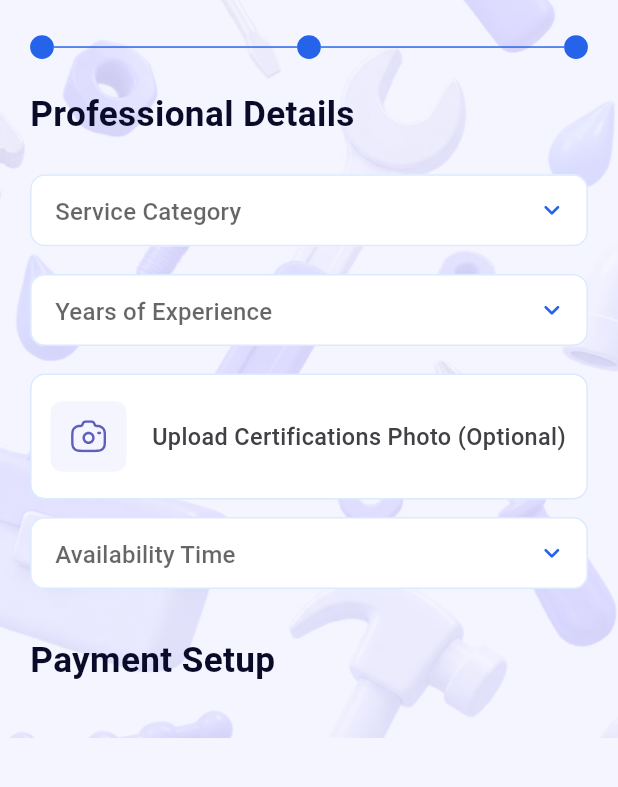
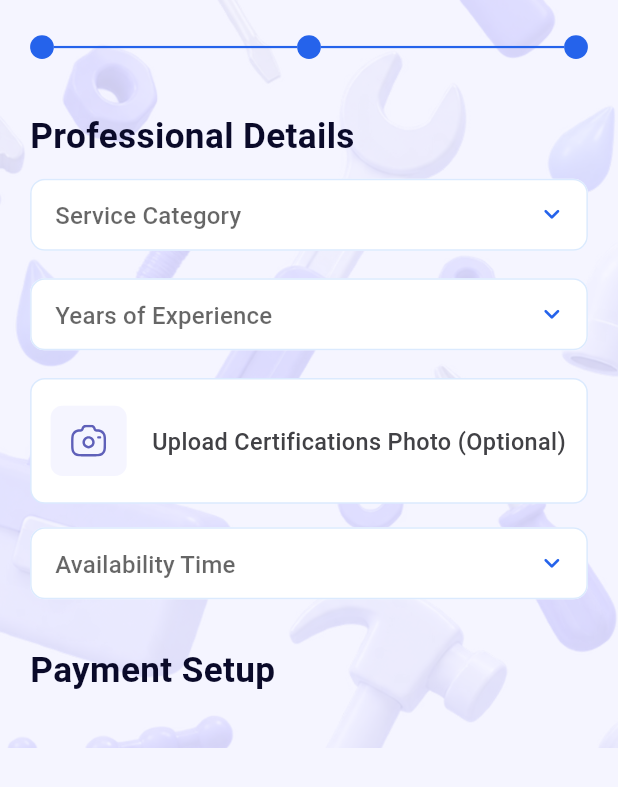
Before and after one commit to FAD-Community/Team-2--R1_P2, a Flutter app: the screen it shows after launch, on a phone screen of 412 x 824 dp. Shown: the top 787 px of the screen. Run offline on Flutter 3.47's test engine with Material 3 defaults, Android fonts, the phone set to English and light mode, and no system bars; our stand-ins replace dio, flutter_screenutil, flutter_secure_storage, flutter_svg, get_it, shared_preferences.

Commit message:
edit on line indicator thickness

```diff
--- a/lib/core/widgets/custom_provider_sign_up_progress_indicator.dart
+++ b/lib/core/widgets/custom_provider_sign_up_progress_indicator.dart
@@ -43,7 +43,7 @@ class CustomProviderSignUpProgressIndicator extends StatelessWidget {
 
     return Expanded(
       child: Container(
-          height: 1.h,
+          height: 1.5.h,
           color: isActive
               ? AppColors.primary
               : AppColors.line
--- a/lib/features/auth/provider_auth/presentation/screens/provider_sign_up_info_two_screen.dart
+++ b/lib/features/auth/provider_auth/presentation/screens/provider_sign_up_info_two_screen.dart
@@ -48,14 +48,14 @@ class _ProviderSignUpInfoTwoScreenState
                     currentStep: 3,
                   ),
 
-                  SizedBox(height: 20.h),
+                  SizedBox(height: 35.h),
                   // changed color after approved previous PR (waiting)
                   Text(
                     'Professional Details',
                     style: AppTextStyle.font24MediumPrimary.copyWith(color: Color(0xff0A0A29)),
                   ),
 
-                  SizedBox(height: 24.h),
+                  SizedBox(height: 12.h),
 
                   CustomDropdownField(
                     hintText: 'Service Category',
@@ -98,7 +98,7 @@ class _ProviderSignUpInfoTwoScreenState
                     onTap: () {},
                   ),
 
-                  SizedBox(height: 12.h),
+                  SizedBox(height: 16.h),
 
                   CustomDropdownField(
                     hintText: 'Availability Time',
```
